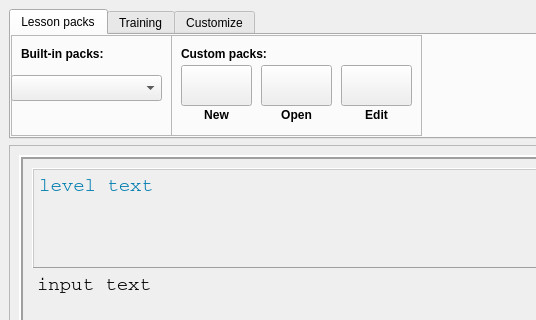
Above: ui/opentyper.ui from Open-Typer/Open-Typer before the change; both pictures show x 0 to 536 and y 0 to 320 of the 1538 by 625 pixel window. Below: the same form after it.
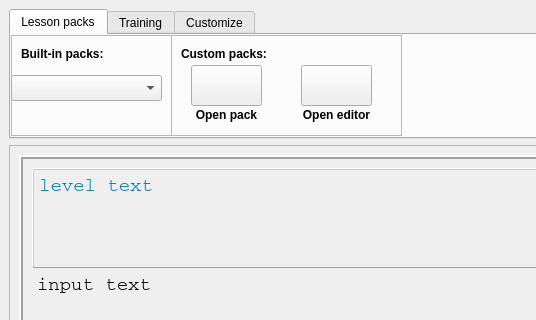
That is the form after the change. Icons and pictures are not drawn.

Commit message: ui: opentyper: Add custom pack options

What changed in the file:
```diff
--- a/ui/opentyper.ui
+++ b/ui/opentyper.ui
@@ -317,7 +317,7 @@
          <rect>
           <x>160</x>
           <y>0</y>
-          <width>251</width>
+          <width>231</width>
           <height>101</height>
          </rect>
         </property>
@@ -349,7 +349,7 @@
         <widget class="QPushButton" name="openPackButton">
          <property name="geometry">
           <rect>
-           <x>90</x>
+           <x>20</x>
            <y>30</y>
            <width>71</width>
            <height>41</height>
@@ -375,57 +375,9 @@
         <widget class="QLabel" name="openPackLabel">
          <property name="geometry">
           <rect>
-           <x>90</x>
-           <y>70</y>
-           <width>71</width>
-           <height>20</height>
-          </rect>
-         </property>
-         <property name="font">
-          <font>
-           <weight>75</weight>
-           <bold>true</bold>
-          </font>
-         </property>
-         <property name="text">
-          <string>Open</string>
-         </property>
-         <property name="alignment">
-          <set>Qt::AlignCenter</set>
-         </property>
-        </widget>
-        <widget class="QPushButton" name="newPackButton">
-         <property name="geometry">
-          <rect>
            <x>10</x>
-           <y>30</y>
-           <width>71</width>
-           <height>41</height>
-          </rect>
-         </property>
-         <property name="focusPolicy">
-          <enum>Qt::NoFocus</enum>
-         </property>
-         <property name="text">
-          <string notr="true"/>
-         </property>
-         <property name="icon">
-          <iconset resource="../res.qrc">
-           <normaloff>:/res/images/new.png</normaloff>:/res/images/new.png</iconset>
-         </property>
-         <property name="iconSize">
-          <size>
-           <width>26</width>
-           <height>26</height>
-          </size>
-         </property>
-        </widget>
-        <widget class="QLabel" name="newPackLabel">
-         <property name="geometry">
-          <rect>
-           <x>10</x>
            <y>70</y>
-           <width>71</width>
+           <width>91</width>
            <height>20</height>
           </rect>
          </property>
@@ -436,7 +388,7 @@
           </font>
          </property>
          <property name="text">
-          <string>New</string>
+          <string>Open pack</string>
          </property>
          <property name="alignment">
           <set>Qt::AlignCenter</set>
@@ -445,7 +397,7 @@
         <widget class="QPushButton" name="editPackButton">
          <property name="geometry">
           <rect>
-           <x>170</x>
+           <x>130</x>
            <y>30</y>
            <width>71</width>
            <height>41</height>
@@ -463,17 +415,17 @@
          </property>
          <property name="iconSize">
           <size>
-           <width>26</width>
-           <height>26</height>
+           <width>40</width>
+           <height>40</height>
           </size>
          </property>
         </widget>
         <widget class="QLabel" name="editPackLabel">
          <property name="geometry">
           <rect>
-           <x>170</x>
+           <x>110</x>
            <y>70</y>
-           <width>71</width>
+           <width>111</width>
            <height>20</height>
           </rect>
          </property>
@@ -484,7 +436,7 @@
           </font>
          </property>
          <property name="text">
-          <string>Edit</string>
+          <string>Open editor</string>
          </property>
          <property name="alignment">
           <set>Qt::AlignCenter</set>
```
Left out of the diff: 6 changed lines with no effect on the pictures.
